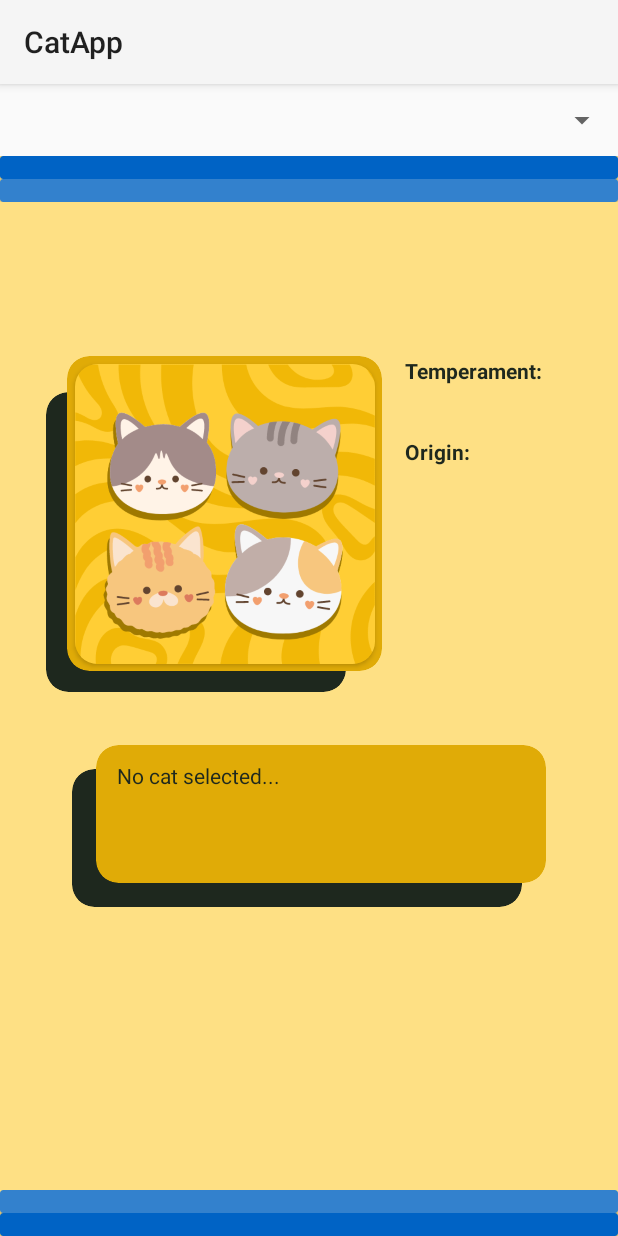
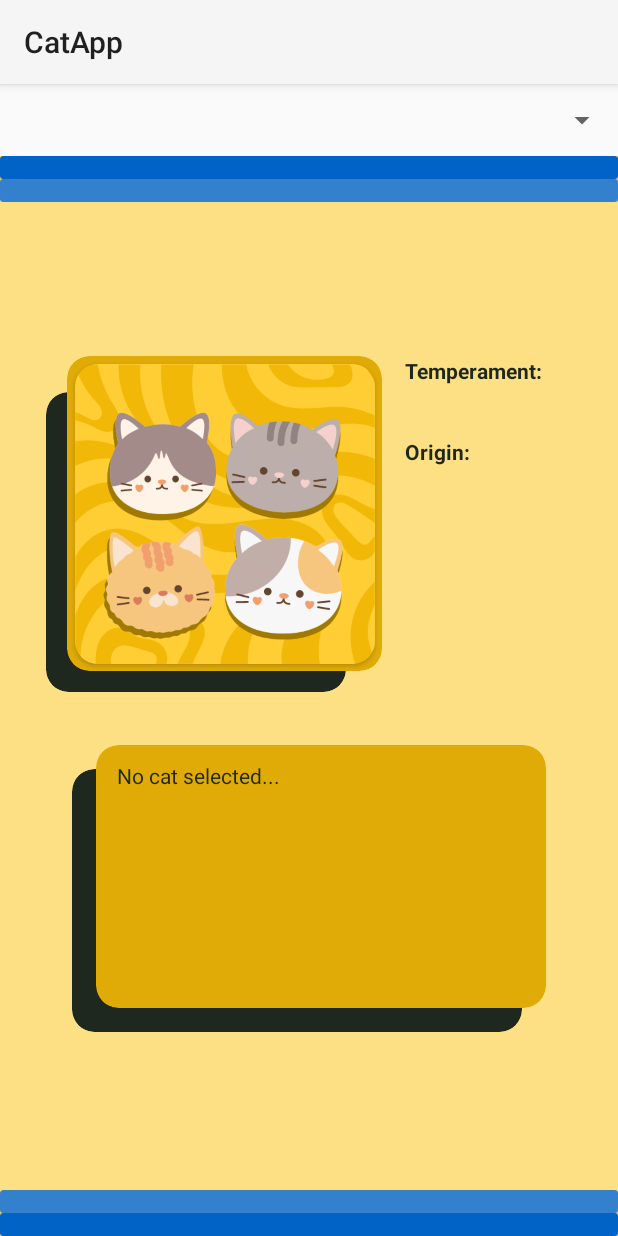
Before and after one commit to woodsj1206/Cat-App, an Android app: the screen it shows after launch (MainActivity), on a phone screen of 412 x 824 dp. Run offline under Robolectric (Android 15) with nearby library versions, the phone set to English and light mode, and no system bars; our stand-ins replace Volley; network calls fail; pictures from the network do not load.

Commit message:
Updated the UI

```diff
--- a/app/src/main/java/com/example/catapp/CatInformationFragment.kt
+++ b/app/src/main/java/com/example/catapp/CatInformationFragment.kt
@@ -59,7 +59,7 @@ class CatInformationFragment : Fragment() {
 
     private fun fetchCatImage(selectedItem: String) {
         val queue = Volley.newRequestQueue(context)
-        val url = "https://api.thecatapi.com/v1/images/search?api_key=${apiKey}&breeds_id=${sharedViewModel.catBreeds.value?.get(selectedItem)?.getString("id")}"
+        val url = "https://api.thecatapi.com/v1/images/search?api_key=${apiKey}&breed_id=${sharedViewModel.catBreeds.value?.get(selectedItem)?.getString("id")}"
 
         var imageUrl = ""
         val stringRequest = StringRequest(
--- a/app/src/main/java/com/example/catapp/MainActivity.kt
+++ b/app/src/main/java/com/example/catapp/MainActivity.kt
@@ -4,7 +4,7 @@ Author: woodsj1206 (https://github.com/woodsj1206)
 Description: A simple app that uses the CatAPI to display information about cats.
 Course: CIS 436
 Date Created: 4/10/24
-Last Modified: 4/13/24
+Last Modified: 4/14/24
 */
 package com.example.catapp
 
--- a/app/src/main/res/layout/fragment_cat_information.xml
+++ b/app/src/main/res/layout/fragment_cat_information.xml
@@ -227,7 +227,7 @@
                     <androidx.cardview.widget.CardView
                         android:id="@+id/cvCatDescriptionShadow"
                         android:layout_width="300dp"
-                        android:layout_height="92dp"
+                        android:layout_height="175dp"
                         android:layout_marginTop="16dp"
                         android:layout_marginEnd="16dp"
                         app:cardBackgroundColor="@color/card_shadow_color"
@@ -239,7 +239,7 @@
                     <androidx.cardview.widget.CardView
                         android:id="@+id/cvCatDescription"
                         android:layout_width="300dp"
-                        android:layout_height="92dp"
+                        android:layout_height="175dp"
                         app:cardBackgroundColor="@color/card_color"
                         app:cardCornerRadius="15dp"
                         app:cardElevation="0dp"
@@ -252,7 +252,7 @@
 
                             <androidx.core.widget.NestedScrollView
                                 android:layout_width="272dp"
-                                android:layout_height="71.5dp"
+                                android:layout_height="154.5dp"
                                 android:fadeScrollbars="false"
                                 app:layout_constraintBottom_toBottomOf="parent"
                                 app:layout_constraintEnd_toEndOf="parent"
```
